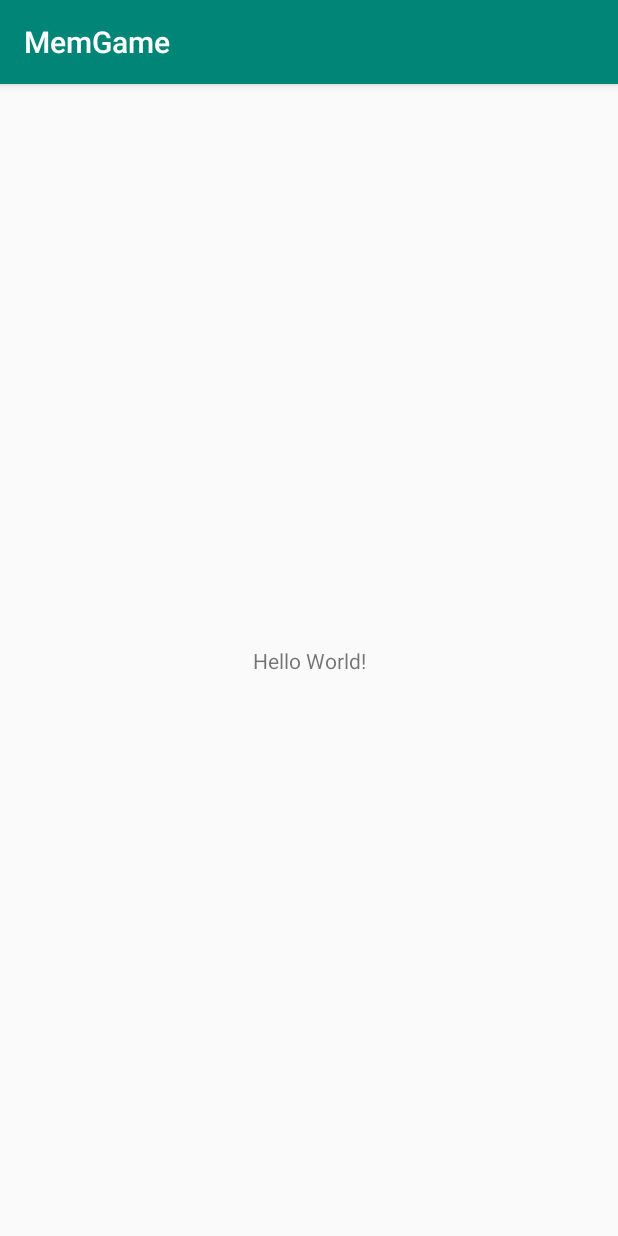
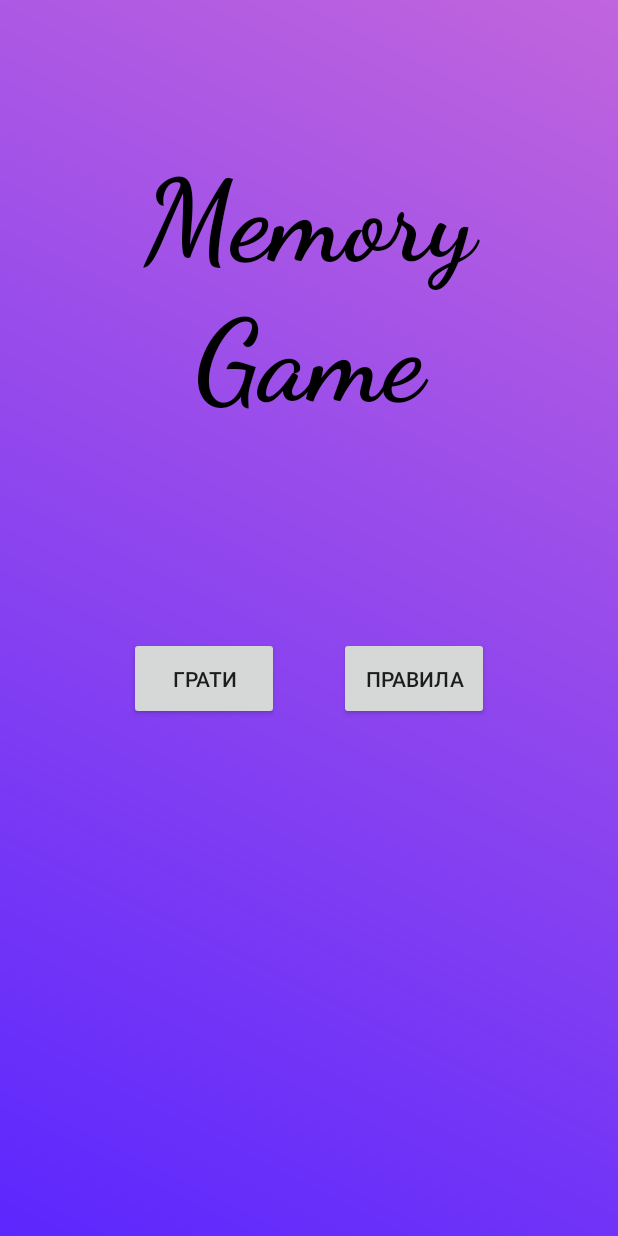
Before and after one commit to gmastrbit/MemGame, an Android app: the screen it shows after launch (MainActivity), on a phone screen of 412 x 824 dp. Run offline under Robolectric (Android 15) with nearby library versions, the phone set to English and light mode, and no system bars.

Commit message:
add first game

```diff
--- a/app/src/main/AndroidManifest.xml
+++ b/app/src/main/AndroidManifest.xml
@@ -16,6 +16,9 @@
                 <category android:name="android.intent.category.LAUNCHER" />
             </intent-filter>
         </activity>
+        <activity android:name=".RulesActivity" />
+        <activity android:name=".ListActivity" />
+        <activity android:name=".moz1_1"></activity>
     </application>
 
 </manifest>
--- a/app/src/main/java/com/example/nensy/memgame/MainActivity.java
+++ b/app/src/main/java/com/example/nensy/memgame/MainActivity.java
@@ -1,7 +1,11 @@
 package com.example.nensy.memgame;
 
+import android.content.Intent;
+import android.content.pm.ActivityInfo;
 import android.support.v7.app.AppCompatActivity;
 import android.os.Bundle;
+import android.view.WindowManager;
+import android.view.View;
 
 public class MainActivity extends AppCompatActivity {
 
@@ -10,6 +14,27 @@ public class MainActivity extends AppCompatActivity {
         super.onCreate(savedInstanceState);
         setContentView(R.layout.activity_main);
 
-        // rjghuerg
+        // приховує статус бар:
+        this.getWindow().setFlags(WindowManager.LayoutParams.FLAG_FULLSCREEN, WindowManager.LayoutParams.FLAG_FULLSCREEN);
+        // приховує ActionBar:
+        getSupportActionBar().hide();
+        // орієнтація екрана:
+        setRequestedOrientation(ActivityInfo.SCREEN_ORIENTATION_PORTRAIT);
+    }
+
+    public void showRules(View view){
+        // перехід на головну з анімацією:
+        Intent questionIntent = new Intent(MainActivity.this, RulesActivity.class);
+        startActivityForResult(questionIntent, 1);
+        overridePendingTransition(R.anim.right_in, R.anim.left_out);
+        //finish();
+    }
+
+    public void showList(View view){
+        // перехід на головну з анімацією:
+        Intent questionIntent = new Intent(MainActivity.this, ListActivity.class);
+        startActivityForResult(questionIntent, 1);
+        overridePendingTransition(R.anim.right_in, R.anim.left_out);
+        //finish();
     }
 }
--- /dev/null
+++ b/app/src/main/res/anim/left_out.xml
@@ -0,0 +1,8 @@
+<?xml version="1.0" encoding="utf-8"?>
+<set xmlns:android="http://schemas.android.com/apk/res/android"
+    android:interpolator="@android:anim/linear_interpolator">
+    <translate
+        android:fromXDelta="0"
+        android:toXDelta="-100%p"
+        android:duration="1000"/>
+</set>
--- /dev/null
+++ b/app/src/main/res/anim/right_in.xml
@@ -0,0 +1,8 @@
+<?xml version="1.0" encoding="utf-8"?>
+<set xmlns:android="http://schemas.android.com/apk/res/android"
+    android:interpolator="@android:anim/linear_interpolator">
+    <translate
+        android:fromXDelta="100%p"
+        android:toXDelta="0"
+        android:duration="1000"/>
+</set>
--- /dev/null
+++ b/app/src/main/res/drawable/gradient.xml
@@ -0,0 +1,8 @@
+<?xml version="1.0" encoding="utf-8"?>
+<shape xmlns:android="http://schemas.android.com/apk/res/android"
+    android:shape="rectangle">
+    <gradient
+        android:startColor="#5c27fe"
+        android:endColor="#c165dd"
+        android:angle="45"/>
+</shape>
--- a/app/src/main/res/layout/activity_main.xml
+++ b/app/src/main/res/layout/activity_main.xml
@@ -6,13 +6,70 @@
     android:layout_height="match_parent"
     tools:context=".MainActivity">
 
-    <TextView
-        android:layout_width="wrap_content"
-        android:layout_height="wrap_content"
-        android:text="Hello World!"
-        app:layout_constraintBottom_toBottomOf="parent"
-        app:layout_constraintLeft_toLeftOf="parent"
-        app:layout_constraintRight_toRightOf="parent"
-        app:layout_constraintTop_toTopOf="parent" />
+    <RelativeLayout
+        android:layout_width="match_parent"
+        android:layout_height="match_parent"
+        tools:layout_editor_absoluteX="0dp"
+        tools:layout_editor_absoluteY="16dp"
+        android:background="@drawable/gradient">
 
+        <TextView
+            android:id="@+id/textView"
+            android:layout_width="match_parent"
+            android:layout_height="wrap_content"
+            android:fontFamily="cursive"
+            android:paddingTop="100dp"
+            android:text="Memory"
+            android:textAlignment="center"
+            android:textColor="#000"
+            android:textSize="75sp"
+            android:textStyle="bold" />
+
+        <TextView
+            android:id="@+id/textView2"
+            android:layout_width="match_parent"
+            android:layout_height="wrap_content"
+            android:layout_below="@+id/textView"
+            android:fontFamily="cursive"
+            android:text="Game"
+            android:textAlignment="center"
+            android:textColor="#000"
+            android:textSize="75sp"
+            android:textStyle="bold" />
+
+        <LinearLayout
+            android:layout_width="match_parent"
+            android:layout_height="302dp"
+            android:layout_alignParentTop="true"
+            android:layout_marginTop="301dp"
+            android:gravity="center"
+            android:orientation="horizontal">
+
+            <Button
+                android:id="@+id/button"
+                android:layout_width="wrap_content"
+                android:layout_height="wrap_content"
+                android:layout_alignEnd="@+id/button3"
+                android:layout_alignParentBottom="true"
+                android:layout_marginRight="20dp"
+                android:width="100dp"
+                android:height="55dp"
+                android:onClick="showList"
+                android:text="Грати" />
+
+            <Button
+                android:id="@+id/button3"
+                android:layout_width="wrap_content"
+                android:layout_height="wrap_content"
+                android:layout_below="@+id/textView2"
+                android:layout_alignParentEnd="true"
+                android:layout_marginLeft="20dp"
+                android:width="100dp"
+                android:height="55dp"
+                android:onClick="showRules"
+                android:text="Правила" />
+
+        </LinearLayout>
+
+    </RelativeLayout>
 </android.support.constraint.ConstraintLayout>
```
Also changed, not shown: app/src/main/java/com/example/nensy/memgame/ListActivity.java (added, +24 -0 lines), app/src/main/java/com/example/nensy/memgame/RulesActivity.java (added, +28 -0 lines), app/src/main/java/com/example/nensy/memgame/moz1_1.java (added, +22 -0 lines), app/src/main/res/anim/bottom_in.xml (added, +8 -0 lines), app/src/main/res/anim/fadein.xml (added, +9 -0 lines), app/src/main/res/anim/top_out.xml (added, +8 -0 lines), app/src/main/res/drawable/gradient_moz.xml (added, +8 -0 lines), app/src/main/res/layout/activity_list.xml (added, +36 -0 lines), app/src/main/res/layout/activity_moz1_1.xml (added, +67 -0 lines), app/src/main/res/layout/activity_moz1_2.xml (added, +159 -0 lines), app/src/main/res/layout/activity_rules.xml (added, +31 -0 lines), app/src/main/res/drawable/grid.png (added), app/src/main/res/drawable/grid1.png (added), app/src/main/res/drawable/home.png (added).
